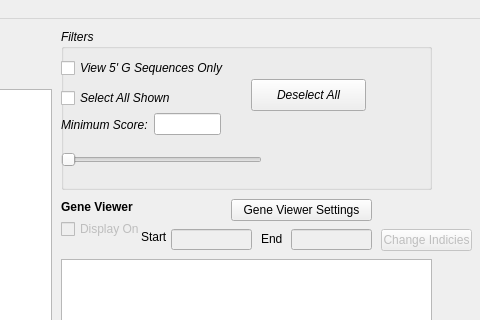
TrinhLab/CASPERapp, file resultsWindow.ui: the form before one commit; both pictures show x 649 to 1129 and y 0 to 320 of the 1129 by 658 pixel window.
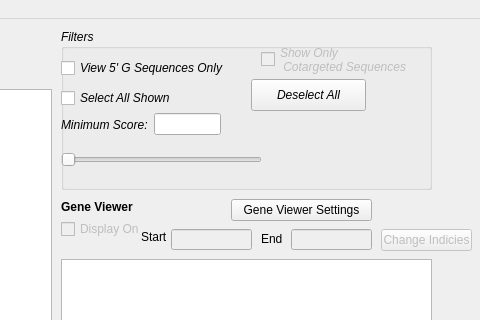
The form after the commit.

Commit message: worked on the cotargeting application. It is now loading from the correct cspr files, and combining the rows that have the same location. The checkbox of showing only the rows with multiple endo's is not working yet

Diff of the .ui file:
```diff
--- a/resultsWindow.ui
+++ b/resultsWindow.ui
@@ -230,6 +230,23 @@
       <enum>Qt::Horizontal</enum>
      </property>
     </widget>
+    <widget class="QCheckBox" name="cotarget_checkbox">
+     <property name="enabled">
+      <bool>false</bool>
+     </property>
+     <property name="geometry">
+      <rect>
+       <x>200</x>
+       <y>10</y>
+       <width>151</width>
+       <height>41</height>
+      </rect>
+     </property>
+     <property name="text">
+      <string>Show Only 
+ Cotargeted Sequences</string>
+     </property>
+    </widget>
    </widget>
    <widget class="QCheckBox" name="displayGeneViewer">
     <property name="enabled">
```
The commit also changes 5 other files.
